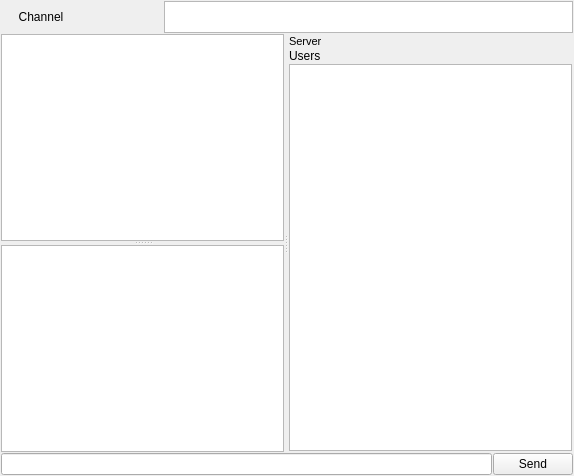
This is ui/irc-channel-box.ui in berndhs/egalite as Qt 5 draws it before an edit. The edited form follows.
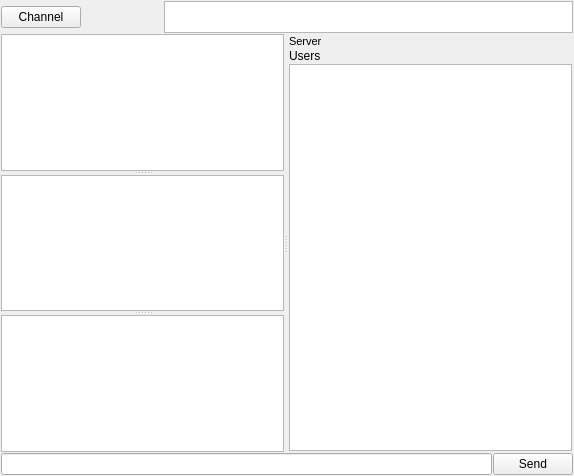
This is the edited form. Icons and pictures are not drawn.

Commit message: get whois info on irc channel users

Patch:
```diff
--- a/ui/irc-channel-box.ui
+++ b/ui/irc-channel-box.ui
@@ -23,7 +23,7 @@
       <string>Channel</string>
      </property>
      <property name="flat">
-      <bool>true</bool>
+      <bool>false</bool>
      </property>
     </widget>
    </item>
@@ -94,6 +94,30 @@
         </sizepolicy>
        </property>
       </widget>
+      <widget class="QTreeWidget" name="userinfoWidget">
+       <property name="alternatingRowColors">
+        <bool>true</bool>
+       </property>
+       <property name="columnCount">
+        <number>2</number>
+       </property>
+       <attribute name="headerVisible">
+        <bool>false</bool>
+       </attribute>
+       <attribute name="headerMinimumSectionSize">
+        <number>120</number>
+       </attribute>
+       <column>
+        <property name="text">
+         <string notr="true">1</string>
+        </property>
+       </column>
+       <column>
+        <property name="text">
+         <string notr="true">2</string>
+        </property>
+       </column>
+      </widget>
       <widget class="QTextBrowser" name="rawLog">
        <property name="sizePolicy">
         <sizepolicy hsizetype="Expanding" vsizetype="Expanding">
```
Left out of the diff: 56 changed lines with no effect on the pictures. The commit also changes 8 other files.
